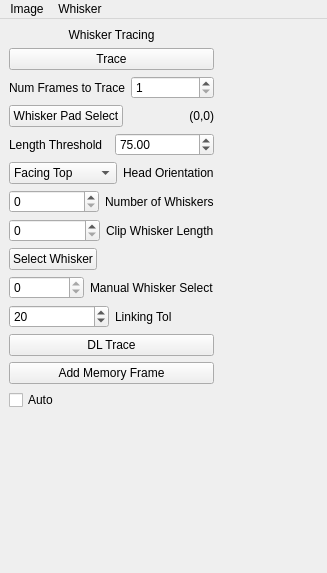
Old version of the form src/WhiskerToolbox/Whisker_Widget/Whisker_Widget.ui in the repository paulmthompson/WhiskerToolbox.
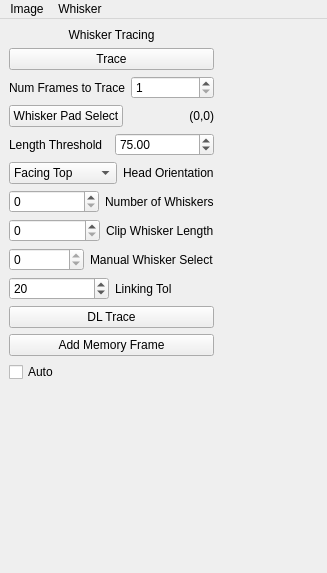
New version of the form.

Commit message: can select lines

```diff
--- a/src/WhiskerToolbox/Whisker_Widget/Whisker_Widget.ui
+++ b/src/WhiskerToolbox/Whisker_Widget/Whisker_Widget.ui
@@ -184,30 +184,6 @@
         </item>
        </layout>
       </item>
-      <item>
-       <layout class="QHBoxLayout" name="horizontalLayout_12">
-        <item>
-         <widget class="QPushButton" name="select_whisker_button">
-          <property name="text">
-           <string>Select Whisker</string>
-          </property>
-         </widget>
-        </item>
-        <item>
-         <spacer name="horizontalSpacer_3">
-          <property name="orientation">
-           <enum>Qt::Orientation::Horizontal</enum>
-          </property>
-          <property name="sizeHint" stdset="0">
-           <size>
-            <width>40</width>
-            <height>20</height>
-           </size>
-          </property>
-         </spacer>
-        </item>
-       </layout>
-      </item>
       <item>
        <layout class="QHBoxLayout" name="horizontalLayout_13">
         <item>
```
The commit also changes 9 other files.
